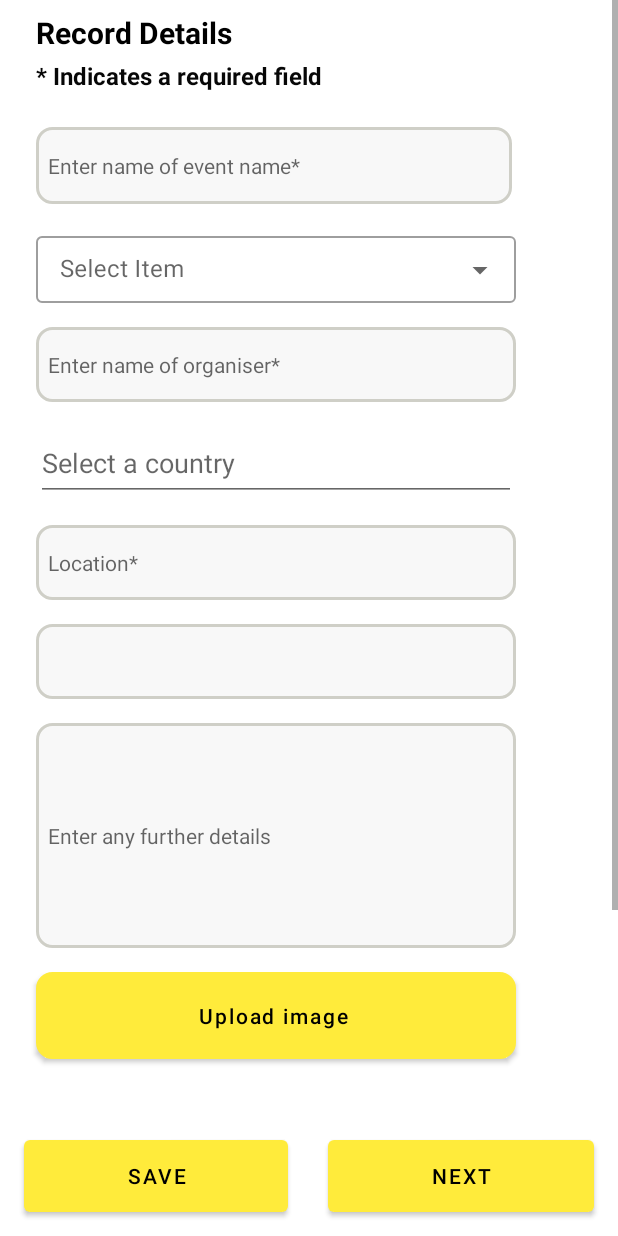
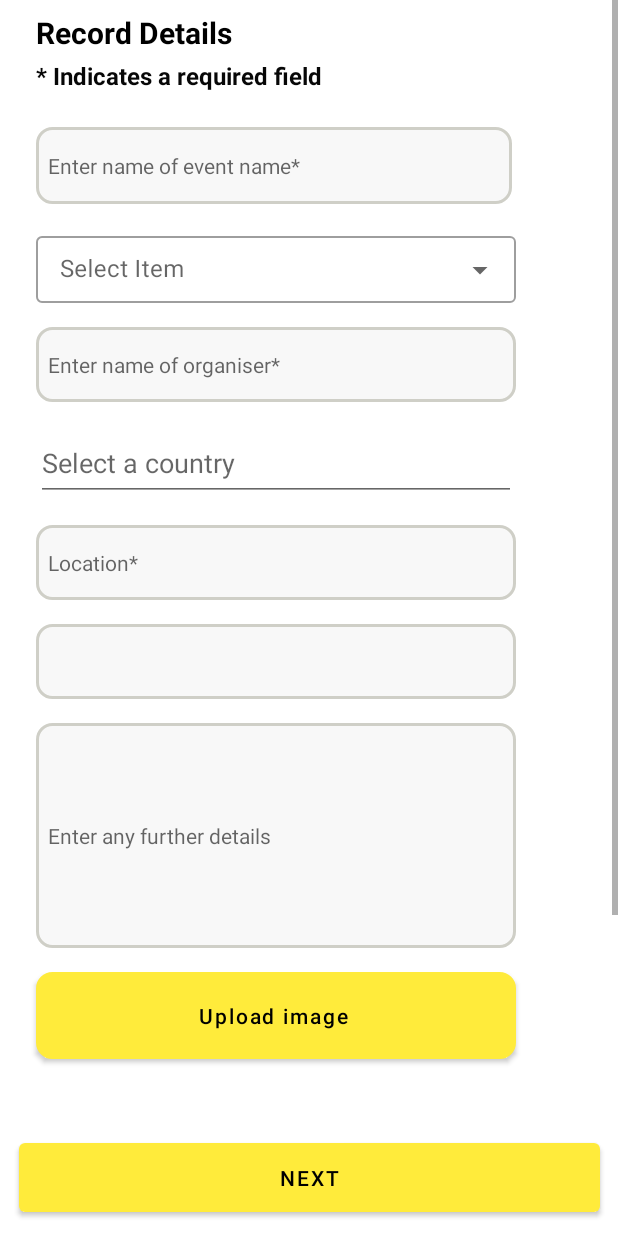
Before and after one commit to Cosmo-Yan/infs3605_group_project, an Android app: the layout form_v2.xml on its own in the app's theme, with its tools: preview values and no code run, on a phone screen of 412 x 824 dp. Run offline under Robolectric (Android 15) with nearby library versions, the light colour scheme and no system bars.

Commit message:
Removed the 'save' button from the form_v2.xml and expanded the 'Next' button

```diff
--- a/app/src/main/res/layout/form_v2.xml
+++ b/app/src/main/res/layout/form_v2.xml
@@ -210,31 +210,18 @@
         app:layout_constraintTop_toBottomOf="@+id/scrollView2">
 
         <Button
-            android:id="@+id/saveButton"
-            android:layout_width="176dp"
-            android:layout_height="60dp"
+            android:id="@+id/nextButton"
+            android:layout_width="387dp"
+            android:layout_height="58dp"
+            android:layout_marginStart="24dp"
             android:layout_marginTop="20dp"
-            android:layout_marginEnd="5dp"
-            android:layout_marginBottom="10dp"
-            android:text="Save"
-            android:textColor="#000000"
-            app:layout_constraintBottom_toBottomOf="parent"
-            app:layout_constraintEnd_toStartOf="@+id/nextButton"
-            app:layout_constraintStart_toStartOf="parent"
-            app:layout_constraintTop_toTopOf="parent" />
-
-        <Button
-            android:id="@+id/nextButton"
-            android:layout_width="177dp"
-            android:layout_height="60dp"
-            android:layout_marginStart="5dp"
-            android:layout_marginTop="20dp"
+            android:layout_marginEnd="24dp"
             android:layout_marginBottom="10dp"
             android:text="Next"
             android:textColor="#000000"
             app:layout_constraintBottom_toBottomOf="parent"
             app:layout_constraintEnd_toEndOf="parent"
-            app:layout_constraintStart_toEndOf="@+id/saveButton"
+            app:layout_constraintStart_toStartOf="parent"
             app:layout_constraintTop_toTopOf="parent" />
     </androidx.constraintlayout.widget.ConstraintLayout>
 
```
